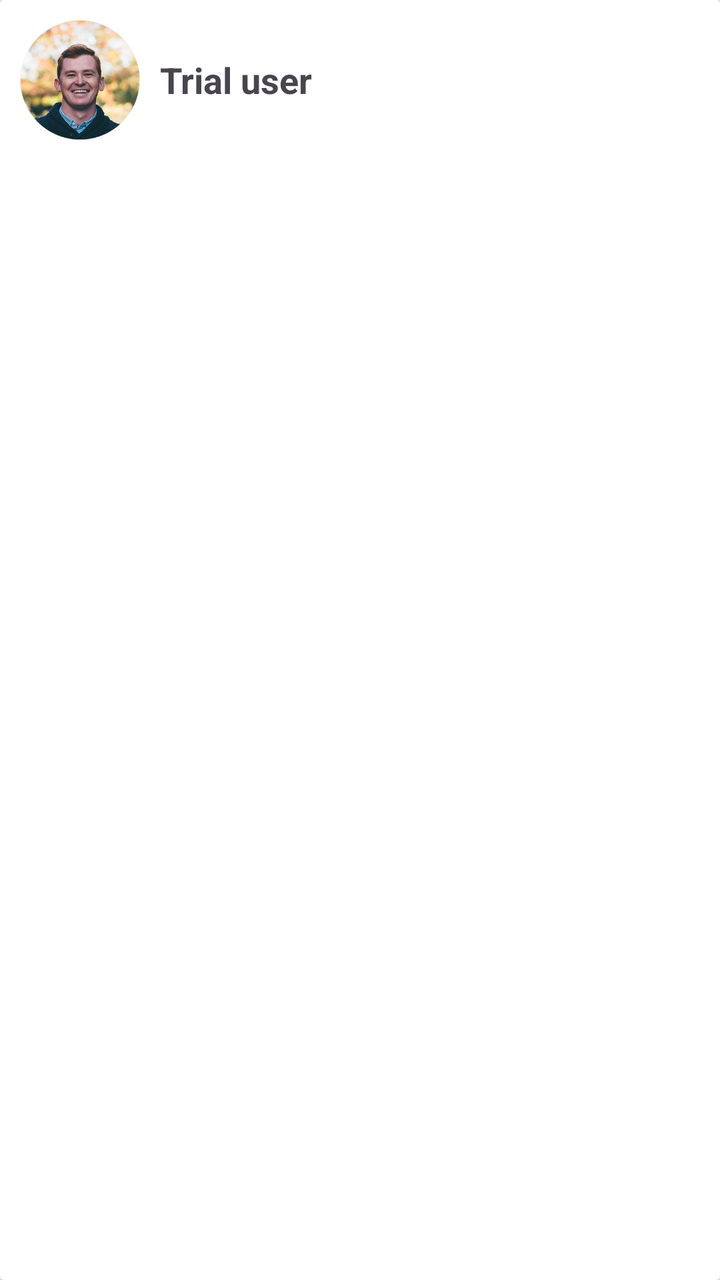
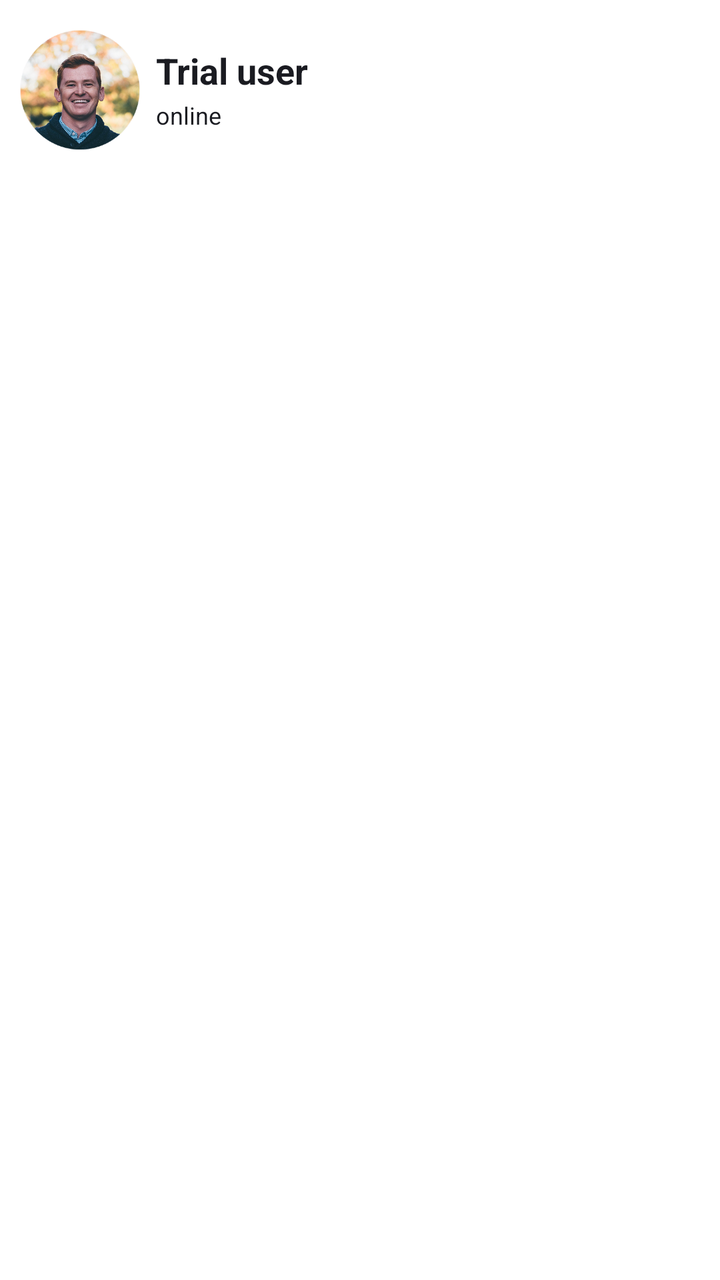

Before-and-after screenshots of an Android layout around one commit, followed by the original layout XML and the change that was made.
<!-- AndroidManifest.xml: application theme Theme.Iotequipment -->
<!-- res/layout/item_profile.xml -->
<?xml version="1.0" encoding="utf-8"?>
<androidx.cardview.widget.CardView
    android:layout_width="match_parent"
    android:layout_height="wrap_content"
    xmlns:android="http://schemas.android.com/apk/res/android">

    <LinearLayout
        android:orientation="horizontal"
        android:layout_width="match_parent"
        android:layout_height="wrap_content"
        android:gravity="center_vertical">

        <ImageView
            android:id="@+id/imageProfile"
            android:layout_width="60dp"
            android:layout_height="60dp"
            android:layout_margin="10dp"
            android:src="@drawable/ic_profile"
            android:scaleType="centerCrop"
            android:layout_marginEnd="12dp"
            android:background="@drawable/ic_profile" />

            <TextView
                android:id="@+id/txtUserName"
                android:text="@string/user_trial"
                android:textStyle="bold"
                android:textSize="18sp"
                android:layout_width="wrap_content"
                android:layout_height="wrap_content" />
    </LinearLayout>

</androidx.cardview.widget.CardView>
<!-- resources referenced by this layout -->
<resources>
  <!-- drawable ic_profile: png bitmap (drawable, 126249 bytes) -->
  <string name="user_trial">Trial user</string>
  <style name="Theme.Iotequipment" parent="Base.Theme.Iotequipment" />
  <style name="Base.Theme.Iotequipment" parent="Theme.Material3.DayNight.NoActionBar">
          <item name="fontFamily">@font/iran_yekan_regular</item>
          
          
          <item name="colorPrimary">@color/md_theme_primary</item>
          <item name="android:colorBackground">@color/md_theme_background</item>
  
      </style>
  <color name="md_theme_primary">#0055EF</color>
  <color name="md_theme_background">#FAF8FF</color>
</resources>

<!-- the commit's change to res/layout/item_profile.xml (unified diff, before → after) -->
@@ -1,13 +1,16 @@
 <?xml version="1.0" encoding="utf-8"?>
-<androidx.cardview.widget.CardView
+<androidx.cardview.widget.CardView xmlns:tools="http://schemas.android.com/tools"
     android:layout_width="match_parent"
     android:layout_height="wrap_content"
+    xmlns:app="http://schemas.android.com/apk/res-auto"
+    app:cardCornerRadius="0dp"
+    android:elevation="10dp"
     xmlns:android="http://schemas.android.com/apk/res/android">
 
-    <LinearLayout
+    <androidx.constraintlayout.widget.ConstraintLayout
         android:orientation="horizontal"
         android:layout_width="match_parent"
-        android:layout_height="wrap_content"
+        android:layout_height="90dp"
         android:gravity="center_vertical">
 
         <ImageView
@@ -15,18 +18,41 @@
             android:layout_width="60dp"
             android:layout_height="60dp"
             android:layout_margin="10dp"
+            android:layout_marginStart="8dp"
+            android:layout_marginTop="8dp"
+            android:layout_marginBottom="8dp"
+            android:background="@drawable/ic_profile"
+            android:scaleType="centerCrop"
             android:src="@drawable/ic_profile"
-            android:scaleType="centerCrop"
-            android:layout_marginEnd="12dp"
-            android:background="@drawable/ic_profile" />
+            app:layout_constraintBottom_toBottomOf="parent"
+            app:layout_constraintStart_toStartOf="parent"
+            app:layout_constraintTop_toTopOf="parent" />
 
-            <TextView
-                android:id="@+id/txtUserName"
-                android:text="@string/user_trial"
-                android:textStyle="bold"
-                android:textSize="18sp"
-                android:layout_width="wrap_content"
-                android:layout_height="wrap_content" />
-    </LinearLayout>
+        <TextView
+            android:id="@+id/txtUserName"
+            android:layout_width="wrap_content"
+            android:layout_height="wrap_content"
+            android:layout_marginStart="8dp"
+            android:layout_marginTop="8dp"
+            android:text="@string/user_trial"
+            android:textColor="@color/md_theme_onSurface"
+            android:textSize="18sp"
+            android:textStyle="bold"
+            app:layout_constraintBottom_toBottomOf="parent"
+            app:layout_constraintStart_toEndOf="@+id/imageProfile"
+            app:layout_constraintTop_toTopOf="parent"
+            app:layout_constraintVertical_bias="0.258" />
+
+        <TextView
+            android:layout_width="wrap_content"
+            android:layout_height="wrap_content"
+            android:layout_marginTop="2dp"
+            android:text="@string/setting_profile_online"
+            android:textColor="@color/md_theme_onSurface"
+            android:textSize="12sp"
+            app:layout_constraintStart_toStartOf="@+id/txtUserName"
+            app:layout_constraintTop_toBottomOf="@+id/txtUserName" />
+
+    </androidx.constraintlayout.widget.ConstraintLayout>
 
 </androidx.cardview.widget.CardView>
<!-- resource entries referenced after the edit -->
@@ -1,6 +1,8 @@
 <!-- resources referenced by this layout -->
 <resources>
+  <color name="md_theme_onSurface">#1A1B21</color>
   <!-- drawable ic_profile: png bitmap (drawable, 126249 bytes) -->
+  <string name="setting_profile_online">online</string>
   <string name="user_trial">Trial user</string>
   <style name="Theme.Iotequipment" parent="Base.Theme.Iotequipment" />
   <style name="Base.Theme.Iotequipment" parent="Theme.Material3.DayNight.NoActionBar">
